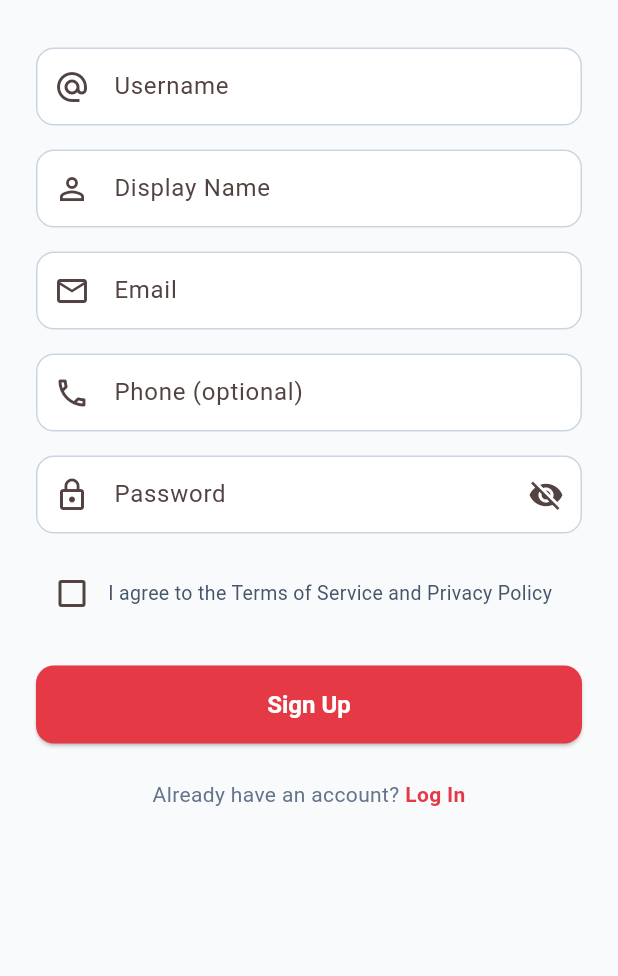
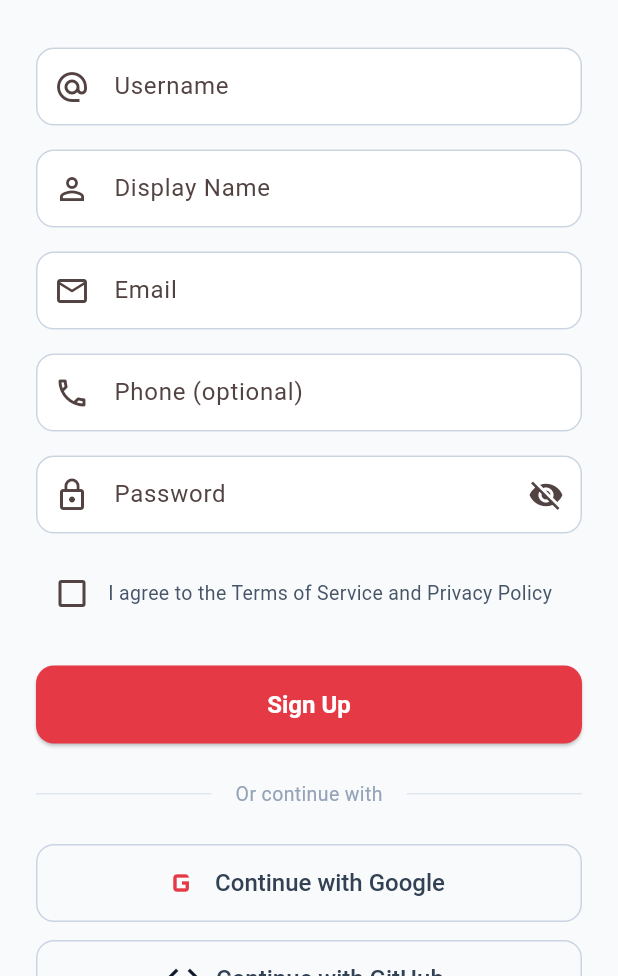
Before and after one commit to jeronimotech/multando-mobile, a Flutter app: the RegisterScreen screen opened by its route, on a phone screen of 412 x 824 dp, the part 260-1236 px from its top. Run offline on Flutter 3.47's test engine with Material 3 defaults, Android fonts, the phone set to English and light mode, and no system bars; our stand-ins replace flutter_markdown, flutter_riverpod, flutter_secure_storage, geolocator, go_router, google_maps_flutter and 4 more; missing offline and left inert: multando_sdk; accounts and stored records are empty.

Commit message:
feat: Google Sign-In integration
- Added google_sign_in ^6.2.0 dependency
- SocialLoginButtons now triggers real Google Sign-In flow:
  GoogleSignIn.signIn() → idToken → SDK socialLogin → JWT → home
- AuthNotifier.socialLogin() mirrors login() pattern
- Register screen gains social login section (divider + buttons)
- Handles cancellation, null token, and errors with SnackBars
- GitHub button remains a stub for now

Co-Authored-By: Claude Opus 4.6 (1M context) <noreply@anthropic.com>

```diff
--- a/lib/features/auth/screens/register_screen.dart
+++ b/lib/features/auth/screens/register_screen.dart
@@ -4,6 +4,7 @@ import 'package:go_router/go_router.dart';
 
 import '../../../core/colors.dart';
 import '../providers/auth_provider.dart';
+import '../widgets/social_login_buttons.dart';
 
 class RegisterScreen extends ConsumerStatefulWidget {
   const RegisterScreen({super.key});
@@ -244,6 +245,29 @@ class _RegisterScreenState extends ConsumerState<RegisterScreen> {
                 ),
                 const SizedBox(height: 24),
 
+                // Divider
+                Row(
+                  children: [
+                    const Expanded(child: Divider()),
+                    Padding(
+                      padding: const EdgeInsets.symmetric(horizontal: 16),
+                      child: Text(
+                        'Or continue with',
+                        style: TextStyle(
+                          color: MultandoColors.surface400,
+                          fontSize: 13,
+                        ),
+                      ),
+                    ),
+                    const Expanded(child: Divider()),
+                  ],
+                ),
+                const SizedBox(height: 24),
+
+                // Social buttons
+                const SocialLoginButtons(),
+                const SizedBox(height: 32),
+
                 // Login link
                 Row(
                   mainAxisAlignment: MainAxisAlignment.center,
--- a/lib/features/auth/widgets/social_login_buttons.dart
+++ b/lib/features/auth/widgets/social_login_buttons.dart
@@ -1,9 +1,65 @@
 import 'package:flutter/material.dart';
+import 'package:flutter_riverpod/flutter_riverpod.dart';
+import 'package:google_sign_in/google_sign_in.dart';
+
 import '../../../core/colors.dart';
+import '../providers/auth_provider.dart';
 
 /// Social login buttons for Google and GitHub.
-class SocialLoginButtons extends StatelessWidget {
+class SocialLoginButtons extends ConsumerStatefulWidget {
   const SocialLoginButtons({super.key});
+
+  @override
+  ConsumerState<SocialLoginButtons> createState() =>
+      _SocialLoginButtonsState();
+}
+
+class _SocialLoginButtonsState extends ConsumerState<SocialLoginButtons> {
+  bool _isGoogleLoading = false;
+
+  Future<void> _handleGoogleSignIn() async {
+    if (_isGoogleLoading) return;
+    setState(() => _isGoogleLoading = true);
+
+    try {
+      final googleSignIn = GoogleSignIn(scopes: ['email', 'profile']);
+      final account = await googleSignIn.signIn();
+
+      if (account == null) {
+        // User cancelled the sign-in flow.
+        return;
+      }
+
+      final authentication = await account.authentication;
+      final idToken = authentication.idToken;
+
+      if (idToken == null) {
+        if (mounted) {
+          ScaffoldMessenger.of(context).showSnackBar(
+            const SnackBar(
+              content: Text('Failed to get Google ID token. Please try again.'),
+            ),
+          );
+        }
+        return;
+      }
+
+      await ref.read(authProvider.notifier).socialLogin(
+            provider: 'google',
+            idToken: idToken,
+          );
+    } catch (e) {
+      if (mounted) {
+        ScaffoldMessenger.of(context).showSnackBar(
+          SnackBar(content: Text('Google sign-in failed: $e')),
+        );
+      }
+    } finally {
+      if (mounted) {
+        setState(() => _isGoogleLoading = false);
+      }
+    }
+  }
 
   @override
   Widget build(BuildContext context) {
@@ -13,17 +69,15 @@ class SocialLoginButtons extends StatelessWidget {
           label: 'Continue with Google',
           icon: Icons.g_mobiledata,
           iconColor: MultandoColors.brandRed,
-          onPressed: () {
-            ScaffoldMessenger.of(context).showSnackBar(
-              const SnackBar(content: Text('Google login coming soon')),
-            );
-          },
+          isLoading: _isGoogleLoading,
+          onPressed: _handleGoogleSignIn,
         ),
         const SizedBox(height: 12),
         _SocialButton(
           label: 'Continue with GitHub',
           icon: Icons.code,
           iconColor: MultandoColors.surface900,
+          isLoading: false,
           onPressed: () {
             ScaffoldMessenger.of(context).showSnackBar(
               const SnackBar(content: Text('GitHub login coming soon')),
@@ -40,12 +94,14 @@ class _SocialButton extends StatelessWidget {
     required this.label,
     required this.icon,
     required this.iconColor,
+    required this.isLoading,
     required this.onPressed,
   });
 
   final String label;
   final IconData icon;
   final Color iconColor;
+  final bool isLoading;
   final VoidCallback onPressed;
 
   @override
@@ -54,8 +110,14 @@ class _SocialButton extends StatelessWidget {
       width: double.infinity,
       height: 52,
       child: OutlinedButton.icon(
-        onPressed: onPressed,
-        icon: Icon(icon, color: iconColor, size: 28),
+        onPressed: isLoading ? null : onPressed,
+        icon: isLoading
+            ? const SizedBox(
+                height: 20,
+                width: 20,
+                child: CircularProgressIndicator(strokeWidth: 2),
+              )
+            : Icon(icon, color: iconColor, size: 28),
         label: Text(
           label,
           style: const TextStyle(
--- a/pubspec.yaml
+++ b/pubspec.yaml
@@ -36,6 +36,9 @@ dependencies:
   camera: ^0.11.0
   image_picker: ^1.0.0
 
+  # Social auth
+  google_sign_in: ^6.2.0
+
   # UI
   flutter_svg: ^2.0.0
   cached_network_image: ^3.3.0
```
Also changed, not shown: lib/features/auth/providers/auth_provider.dart (+22 -0 lines).
